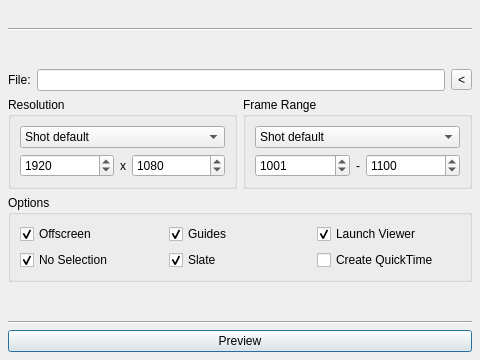
Before: the Qt Designer form core/ui/gpsPreview_ui.ui in mjbonnington/icarus-gps, drawn with Qt 5.
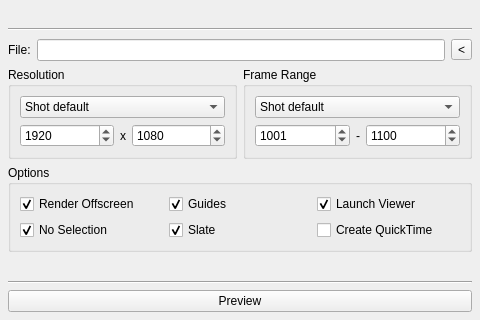
After: the same form once the commit is applied.

Commit message: Improvements to GPS Preview

The edit to the form file:
```diff
--- a/core/ui/gpsPreview_ui.ui
+++ b/core/ui/gpsPreview_ui.ui
@@ -1,30 +1,22 @@
 <?xml version="1.0" encoding="UTF-8"?>
 <ui version="4.0">
- <class>Dialog</class>
- <widget class="QDialog" name="Dialog">
+ <class>MainWindow</class>
+ <widget class="QMainWindow" name="MainWindow">
   <property name="geometry">
    <rect>
     <x>0</x>
     <y>0</y>
     <width>480</width>
-    <height>360</height>
+    <height>320</height>
    </rect>
   </property>
   <property name="windowTitle">
    <string>GPS Preview</string>
   </property>
-  <layout class="QVBoxLayout" name="verticalLayout_4">
-   <property name="margin">
-    <number>8</number>
-   </property>
-   <item>
-    <widget class="QFrame" name="main_frame">
-     <property name="frameShape">
-      <enum>QFrame::NoFrame</enum>
-     </property>
+  <widget class="QWidget" name="centralwidget">
      <layout class="QVBoxLayout" name="verticalLayout_3">
       <property name="margin">
-       <number>0</number>
+     <number>8</number>
       </property>
       <item>
        <widget class="QLabel" name="jobShot_label">
@@ -47,8 +39,8 @@
         </property>
         <property name="sizeHint" stdset="0">
          <size>
-          <width>20</width>
-          <height>40</height>
+        <width>32</width>
+        <height>5</height>
          </size>
         </property>
        </spacer>
@@ -297,7 +289,7 @@
          <item row="0" column="0">
           <widget class="QCheckBox" name="offscreen_checkBox">
            <property name="text">
-            <string>Offscreen</string>
+          <string>Render Offscreen</string>
            </property>
            <property name="checked">
             <bool>true</bool>
@@ -349,6 +341,12 @@
            <property name="text">
             <string>Create QuickTime</string>
            </property>
+         <property name="checked">
+          <bool>false</bool>
+         </property>
+         <property name="xmlTag" stdset="0">
+          <string>createqt</string>
+         </property>
           </widget>
          </item>
         </layout>
@@ -361,8 +359,8 @@
         </property>
         <property name="sizeHint" stdset="0">
          <size>
-          <width>20</width>
-          <height>40</height>
+        <width>32</width>
+        <height>25</height>
          </size>
         </property>
        </spacer>
@@ -382,16 +380,7 @@
        </widget>
       </item>
      </layout>
-     <zorder>jobShot_label</zorder>
-     <zorder>upper_h_line</zorder>
-     <zorder>options_groupBox</zorder>
-     <zorder>lower_h_line</zorder>
-     <zorder>preview_pushButton</zorder>
-     <zorder>verticalSpacer_2</zorder>
-     <zorder>verticalSpacer_3</zorder>
-    </widget>
-   </item>
-  </layout>
+  </widget>
  </widget>
  <resources>
   <include location="../../ui/rsc.qrc"/>
```
Left out of the diff: 37 changed lines with no effect on the pictures. Lines whose indentation alone changed are shown as unchanged. The commit also changes 6 other files.
